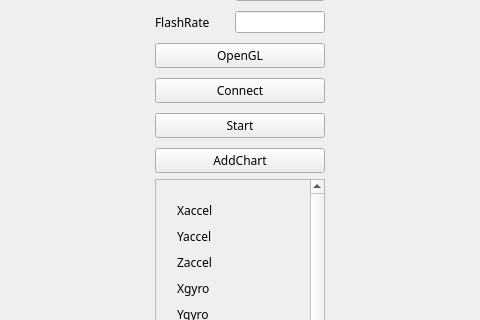
Old version of the form mainwindow.ui in the repository cay125/SerialChart; both pictures show x 440 to 920 and y 120 to 440 of the 1360 by 837 pixel window.
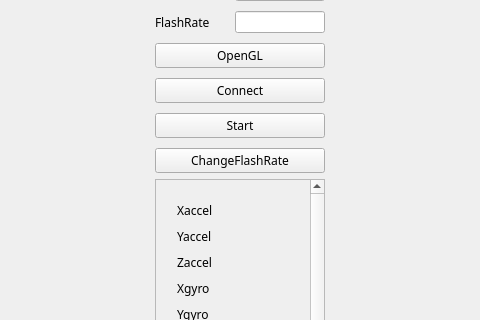
New version of the form.

Commit message: add fresh rate

What changed in the file:
```diff
--- a/mainwindow.ui
+++ b/mainwindow.ui
@@ -229,7 +229,7 @@
            </font>
           </property>
           <property name="text">
-           <string>AddChart</string>
+           <string>ChangeFlashRate</string>
           </property>
          </widget>
         </item>
```
Left out of the diff: 4 changed lines with no effect on the pictures. The commit also changes 4 other files.
